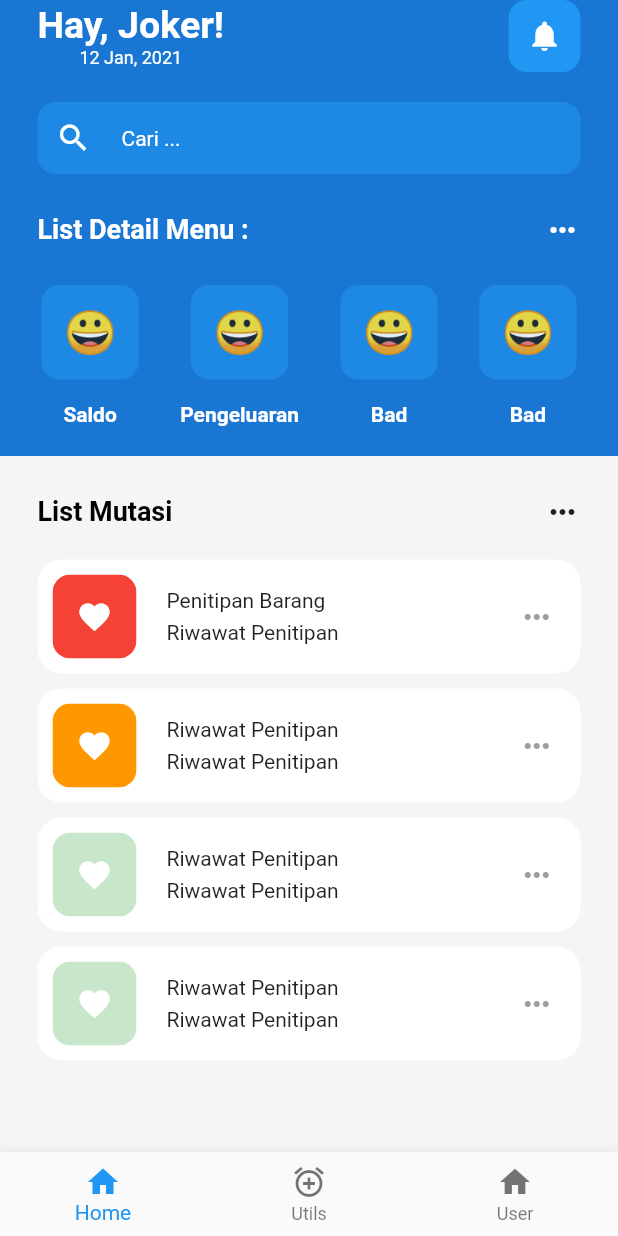
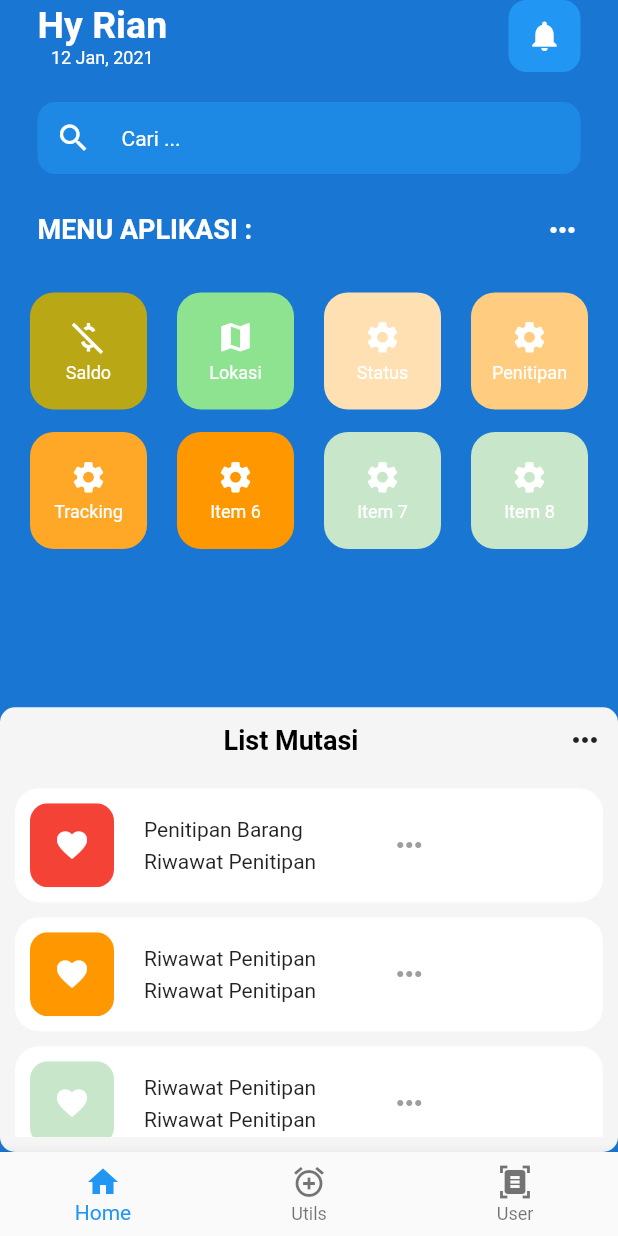
Before and after one commit to ismarianto12/penitipan_barang, a Flutter app: the Dashboard screen opened directly, on a phone screen of 412 x 824 dp. Run offline on Flutter 3.47's test engine with Material 2 defaults, Android fonts, the phone set to English and light mode, and no system bars; our stand-ins replace fluttertoast.

Commit message:
update new feature plan access

```diff
--- /dev/null
+++ b/lib/components/ListMenu.dart
@@ -0,0 +1,54 @@
+import 'package:flutter/material.dart';
+import 'package:pembayaran/models/menugrid.dart';
+
+List<MenuItem> menuItems = [
+  MenuItem(
+    title: 'Saldo',
+    icon: Icons.money_off_csred,
+    colors: Color.fromARGB(255, 186, 167, 21),
+    route: '/saldo',
+  ),
+  MenuItem(
+    title: 'Lokasi',
+    icon: Icons.map,
+    colors: Color.fromARGB(255, 142, 227, 144),
+    route: '/saldo',
+  ),
+  MenuItem(
+    title: 'Status',
+    icon: Icons.settings,
+    colors: Colors.orange[100],
+    route: '/saldo',
+  ),
+  MenuItem(
+    title: 'Penitipan',
+    icon: Icons.settings,
+    colors: Colors.orange[200],
+    route: '/saldo',
+  ),
+  MenuItem(
+    title: 'Tracking',
+    icon: Icons.settings,
+    colors: Colors.orange[400],
+    route: '/saldo',
+  ),
+  MenuItem(
+    title: 'Item 6',
+    icon: Icons.settings,
+    colors: Colors.orange[500],
+    route: '/saldo',
+  ),
+  MenuItem(
+    title: 'Item 7',
+    icon: Icons.settings,
+    colors: Colors.green[100],
+    route: '/saldo',
+  ),
+  MenuItem(
+    title: 'Item 8',
+    icon: Icons.settings,
+    colors: Colors.green[100],
+    route: '/saldo',
+  ),
+  // tambahkan item lainnya
+];
--- /dev/null
+++ b/lib/components/MenuGrid.dart
@@ -0,0 +1,42 @@
+import 'package:flutter/material.dart';
+import 'package:pembayaran/models/menugrid.dart';
+
+class MenuGrid extends StatelessWidget {
+  final List<MenuItem> menuItems;
+
+  MenuGrid({this.menuItems});
+  @override
+  Widget build(BuildContext context) {
+    return GridView.count(
+      crossAxisCount: 4,
+      padding: EdgeInsets.all(20),
+      mainAxisSpacing: 15,
+      crossAxisSpacing: 20,
+      children: menuItems.map((item) {
+        return InkWell(
+          onTap: () {
+            Navigator.pushNamed(context, item.route);
+          },
+          child: Container(
+            padding: EdgeInsets.all(10),
+            decoration: BoxDecoration(
+              color: item.colors,
+              borderRadius: BorderRadiusDirectional.circular(16),
+            ),
+            child: Column(
+              mainAxisAlignment: MainAxisAlignment.center,
+              children: <Widget>[
+                Icon(item.icon, size: 25, color: Colors.white),
+                SizedBox(height: 4),
+                Text(
+                  item.title,
+                  style: TextStyle(color: Colors.white, fontSize: 12.0),
+                ),
+              ],
+            ),
+          ),
+        );
+      }).toList(),
+    );
+  }
+}
--- a/lib/main.dart
+++ b/lib/main.dart
@@ -1,8 +1,10 @@
 import 'package:flutter/material.dart';
 import 'package:pembayaran/pages/Home.dart';
 import 'package:flutter/services.dart';
+import 'package:pembayaran/utils/MyRouter.dart';
 
 void main() {
+  WidgetsFlutterBinding.ensureInitialized();
   SystemChrome.setEnabledSystemUIMode(SystemUiMode.manual,
       overlays: [SystemUiOverlay.bottom]);
   runApp(MyApp());
@@ -12,6 +14,8 @@ class MyApp extends StatelessWidget {
   @override
   Widget build(BuildContext context) {
     return MaterialApp(
+      onGenerateRoute: MyRouter.generateRoute,
+      initialRoute: '/',
       debugShowCheckedModeBanner: false,
       title: 'Flutter Demo',
       theme: ThemeData(
--- /dev/null
+++ b/lib/models/menugrid.dart
@@ -0,0 +1,9 @@
+import 'package:flutter/material.dart';
+
+class MenuItem {
+  final String title;
+  final IconData icon;
+  final String route;
+  final Color colors;
+  MenuItem({this.title, this.icon, this.route, this.colors});
+}
--- a/lib/pages/Cari.dart
+++ b/lib/pages/Cari.dart
@@ -92,6 +92,7 @@ class MySearchDelegate extends SearchDelegate {
         final suggestion = suggestions[index];
         return ListTile(
           title: Text(suggestion),
+          subtitle: Text(suggestion),
           onTap: () {
             query = suggestion;
           },
--- a/lib/pages/Dashboard.dart
+++ b/lib/pages/Dashboard.dart
@@ -1,15 +1,16 @@
 import 'package:flutter/material.dart';
-
 import 'package:flutter/src/foundation/key.dart';
 import 'package:flutter/src/widgets/framework.dart';
 import 'package:flutter/src/widgets/placeholder.dart';
 import 'package:pembayaran/pages/Cari.dart';
 import 'package:pembayaran/pages/Pinjam.dart';
-
-import '../components/Dashboardcm.dart';
-import '../utils/emoticon_face.dart';
+// import '../components/Dashboardcm.dart';
+// import '../utils/emoticon_face.dart';
 import '../utils/excercise_tile.dart';
 import 'package:pembayaran/pages/Profile.dart';
+// import 'package:pembayaran/models/menugrid.dart';
+import 'package:pembayaran/components/MenuGrid.dart';
+import 'package:pembayaran/components/ListMenu.dart';
 
 class Dashboard extends StatefulWidget {
   const Dashboard({Key key}) : super(key: key);
@@ -39,7 +40,7 @@ class _DashboardState extends State<Dashboard> {
           ),
           BottomNavigationBarItem(
             icon: InkWell(
-              child: Icon(Icons.home),
+              child: Icon(Icons.document_scanner),
               onTap: () => Navigator.of(context).push(
                 MaterialPageRoute(
                   builder: (context) => Pinjam(),
@@ -60,7 +61,7 @@ class _DashboardState extends State<Dashboard> {
                 children: [
                   Column(
                     children: [
-                      Text("Hay, Joker!",
+                      Text("Hy Rian",
                           style: TextStyle(
                               color: Colors.white,
                               fontSize: 25,
@@ -120,7 +121,7 @@ class _DashboardState extends State<Dashboard> {
               child: Row(
                 mainAxisAlignment: MainAxisAlignment.spaceBetween,
                 children: [
-                  Text("List Detail Menu :",
+                  Text("MENU APLIKASI :",
                       style: TextStyle(
                           color: Colors.white,
                           fontSize: 18,
@@ -133,78 +134,41 @@ class _DashboardState extends State<Dashboard> {
               ),
             ),
             SizedBox(
-              height: 25,
-            ),
-            Row(
-              mainAxisAlignment: MainAxisAlignment.spaceEvenly,
-              children: [
-                Column(
-                  children: [
-                    EmoticonFace(emoticon: '😀'),
-                    SizedBox(
-                      height: 15,
-                    ),
-                    Text("Saldo",
-                        style: TextStyle(
-                            color: Colors.white, fontWeight: FontWeight.bold))
-                  ],
-                ),
-                Column(
-                  children: [
-                    EmoticonFace(emoticon: '😀'),
-                    SizedBox(
-                      height: 15,
-                    ),
-                    Text("Pengeluaran",
-                        style: TextStyle(
-                            color: Colors.white, fontWeight: FontWeight.bold))
-                  ],
-                ),
-                Column(
-                  children: [
-                    EmoticonFace(emoticon: '😀'),
-                    SizedBox(
-                      height: 15,
-                    ),
-                    Text("Bad",
-                        style: TextStyle(
-                            color: Colors.white, fontWeight: FontWeight.bold))
-                  ],
-                ),
-                Column(
-                  children: [
-                    EmoticonFace(emoticon: '😀'),
-                    SizedBox(
-                      height: 15,
-                    ),
-                    Text("Bad",
-                        style: TextStyle(
-                            color: Colors.white, fontWeight: FontWeight.bold))
-                  ],
-                ),
-                // EmoticonFace(emoticon: '😀'),
-                // EmoticonFace(emoticon: '😀'),
-              ],
-            ),
-            SizedBox(
-              height: 20,
+              height: 10,
             ),
             Expanded(
+              child: MenuGrid(
+                menuItems: menuItems,
+              ),
+            ),
+            Expanded(
+              flex: 1,
               child: Container(
-                padding: EdgeInsets.all(25),
+                height: 500,
+                decoration: BoxDecoration(
                   color: Colors.grey[100],
+                  borderRadius: BorderRadiusDirectional.horizontal(
+                      start: Radius.circular(10), end: Radius.circular(10)),
+                ),
+                padding: EdgeInsets.all(10),
+                // color: Colors.grey[100],
                 child: Center(
                   child: Column(
                     children: [
                       Row(
                         mainAxisAlignment: MainAxisAlignment.spaceBetween,
                         children: [
-                          Text(
+                          SizedBox(
+                            height: 5,
+                          ),
+                          Center(
+                            child: Text(
                               "List Mutasi",
                               style: TextStyle(
                                   color: Colors.black,
                                   fontWeight: FontWeight.bold,
                                   fontSize: 18),
+                            ),
                           ),
                           Icon(Icons.more_horiz),
                         ],
@@ -243,9 +207,6 @@ class _DashboardState extends State<Dashboard> {
                               title: 'Riwawat Penitipan',
                               subtitle: 'Riwawat Penitipan',
                               color: Colors.green[100],
-                            ),
-                            SizedBox(
-                              height: 10,
                             ),
                           ],
                         ),
@@ -293,19 +254,34 @@ class MySearchDelegate extends SearchDelegate {
           },
         ),
       ];
-
   @override
   Widget buildSuggestions(BuildContext context) {
-    List<String> suggestions = ['Mangga', 'Mangga', 'Mangga'];
+    List<String> suggestions = [
+      'History Penitipan',
+      'List Data Peniitpan',
+      'Data Penitipan',
+      'Tracking Data Penitipan',
+    ];
     return ListView.builder(
       itemCount: suggestions.length,
       itemBuilder: (context, index) {
         final suggestion = suggestions[index];
-        return ListTile(
-          title: Text(suggestion),
-          onTap: () {
-            query = suggestion;
-          },
+        return Padding(
+          padding: const EdgeInsets.all(10.0),
+          child: Row(
+            // crossAxisAlignment: CrossAxisAlignment.start,
+            mainAxisAlignment: MainAxisAlignment.start,
+            children: [
+              Icon(Icons.api_outlined, size: 34.0),
+              SizedBox(
+                height: 20,
+              ),
+              Text(
+                suggestion,
+                style: TextStyle(fontSize: 17.0),
+              ),
+            ],
+          ),
         );
       },
     );
--- a/lib/pages/Forgot.dart
+++ b/lib/pages/Forgot.dart
@@ -25,7 +25,7 @@ class _ForgotState extends State<Forgot> {
   Widget build(BuildContext context) {
     return Scaffold(
       appBar: AppBar(
-        backgroundColor: Colors.brown,
+        backgroundColor: Color.fromARGB(255, 53, 128, 190),
         title: Text("Forget Password"),
       ),
       body: SafeArea(
@@ -58,7 +58,7 @@ class _ForgotState extends State<Forgot> {
                     Text(
                       'Setoran Gak ada',
                       style: TextStyle(
-                        fontSize: 16,
+                        fontSize: 18,
                         fontWeight: FontWeight.bold,
                         // fontStyle: FontStyle.italic,
                         fontFamily: 'algerian',
@@ -107,6 +107,7 @@ class _ForgotState extends State<Forgot> {
                                     child: Container(
                                       margin: EdgeInsets.all(30),
                                       child: MaterialButton(
+                                        onPressed: () => {null},
                                         // minWidth: 100,
                                         color: Color.fromARGB(255, 44, 44,
                                             44), // Background color
--- a/lib/pages/Pinjam.dart
+++ b/lib/pages/Pinjam.dart
@@ -55,6 +55,7 @@ class _PinjamState extends State<Pinjam> {
             label: "User",
           )
         ],
+        currentIndex: 2,
       ),
       body: SafeArea(
         child: Column(
--- /dev/null
+++ b/lib/pages/Tracking.dart
@@ -0,0 +1,26 @@
+import 'package:flutter/material.dart';
+import 'package:flutter/src/foundation/key.dart';
+import 'package:flutter/src/widgets/framework.dart';
+import 'package:flutter/src/widgets/placeholder.dart';
+
+class Tracking extends StatefulWidget {
+  const Tracking({Key key}) : super(key: key);
+
+  @override
+  State<Tracking> createState() => _TrackingState();
+}
+
+class _TrackingState extends State<Tracking> {
+  @override
+  Widget build(BuildContext context) {
+    return Scaffold(
+      appBar: AppBar(
+        title: Text('Tracking Peminjaman'),
+      ),
+      body: SafeArea(
+          child: Column(
+        children: [],
+      )),
+    );
+  }
+}
--- a/lib/utils/emoticon_face.dart
+++ b/lib/utils/emoticon_face.dart
@@ -4,21 +4,35 @@ import 'package:flutter/src/widgets/framework.dart';
 import 'package:flutter/src/widgets/placeholder.dart';
 
 class EmoticonFace extends StatelessWidget {
-  final String emoticon;
+  final Icon icon;
+  final Color color;
+  //  components;
+
   const EmoticonFace({
     Key key,
-    this.emoticon,
+    this.icon,
+    this.color,
   }) : super(key: key);
 
   @override
   Widget build(BuildContext context) {
-    return Container(
-      decoration: BoxDecoration(
-        color: Colors.blue[600],
-        borderRadius: BorderRadius.circular(12),
+    return GestureDetector(
+      onTap: () {
+        // Navigator.push(
+        //   context,
+        //   MaterialPageRoute(builder: (context) => NULL),
+        // );
+      },
+      child: Container(
+        decoration: BoxDecoration(
+          color: color,
+          borderRadius: BorderRadius.circular(12),
+        ),
+        padding: EdgeInsets.all(15),
+        child: Center(
+          child: icon,
+        ),
       ),
-      padding: EdgeInsets.all(15),
-      child: Center(child: Text(emoticon, style: TextStyle(fontSize: 28))),
     );
   }
 }
--- a/lib/utils/excercise_tile.dart
+++ b/lib/utils/excercise_tile.dart
@@ -47,7 +47,7 @@ class ExerciseTile extends StatelessWidget {
                 ],
               ),
               SizedBox(
-                width: 120,
+                width: 50,
               ),
               Icon(
                 Icons.more_horiz,
--- a/pubspec.yaml
+++ b/pubspec.yaml
@@ -48,7 +48,8 @@ flutter:
 
   # To add assets to your application, add an assets section, like this:
   assets:
-    - assets/images/
+    - assets/images/logo/logo.png
+    - assets/images/logo/notfound.png
   #   - images/a_dot_ham.jpeg
 
   # An image asset can refer to one or more resolution-specific "variants", see
```
Also changed, not shown: analysis_options.yaml (added, +29 -0 lines), lib/pages/Home.dart (+37 -14 lines), lib/utils/MyRouter.dart (added, +50 -0 lines), assets/images/logo/logo.png (added), assets/images/logo/notfound.png (added), 58 other files. Lines whose indentation alone changed are shown as unchanged.
